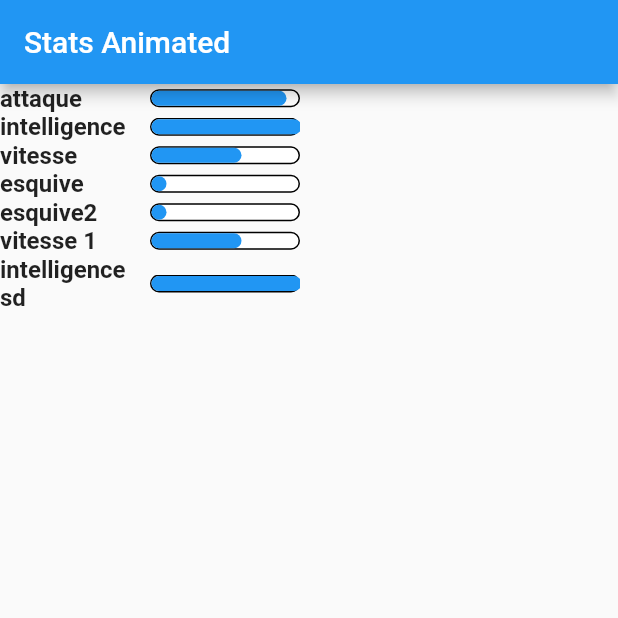
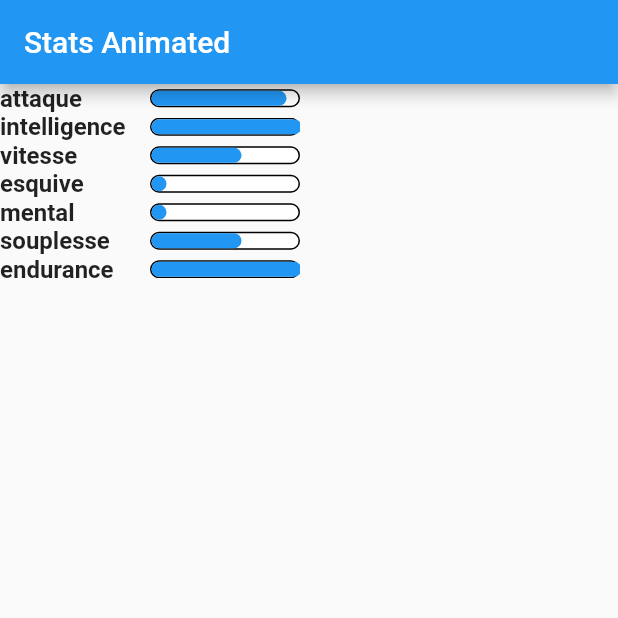
Before and after one commit to Radeonisos/stats_animation, a Flutter app: the screen it shows after launch, on a phone screen of 412 x 824 dp, the top half of it. Run offline on Flutter 3.47's test engine with Material 2 defaults, Android fonts, the light colour scheme and no system bars.

Commit message:
no message

```diff
--- a/example/lib/main.dart
+++ b/example/lib/main.dart
@@ -36,9 +36,9 @@ class _MyHomePageState extends State<MyHomePage> {
           'intelligence': 100,
           'vitesse': 60,
           'esquive': 10,
-          'esquive2': 10,
-          'vitesse 1': 60,
-          'intelligence sd': 100,
+          'mental': 10,
+          'souplesse': 60,
+          'endurance': 100,
         },
       )),
     );
```
